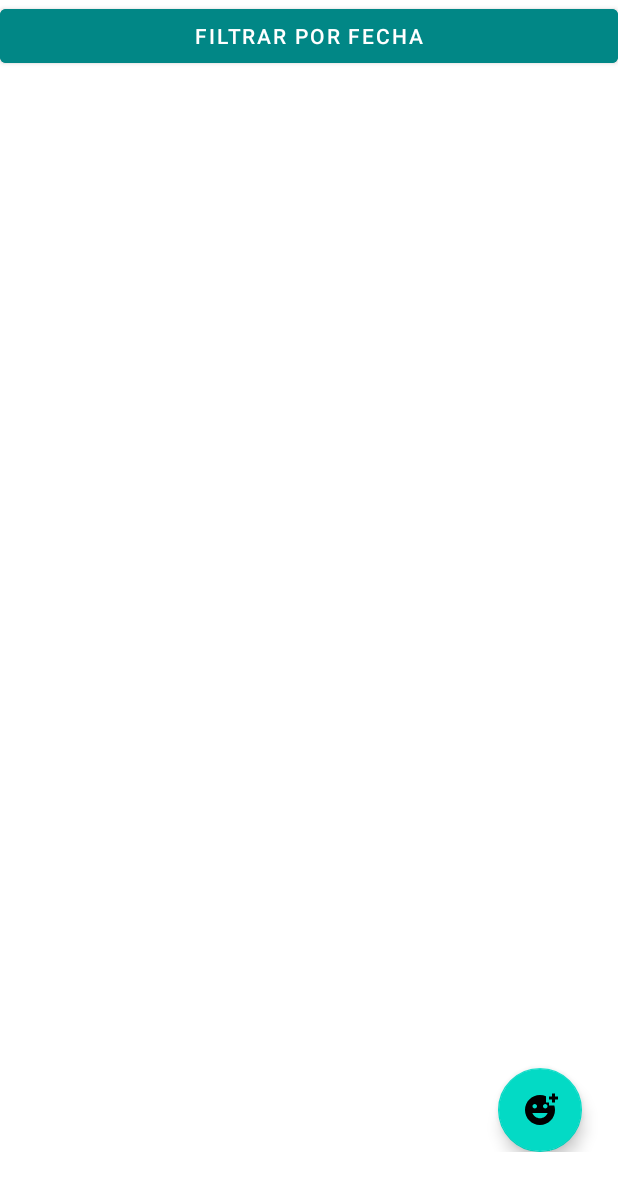
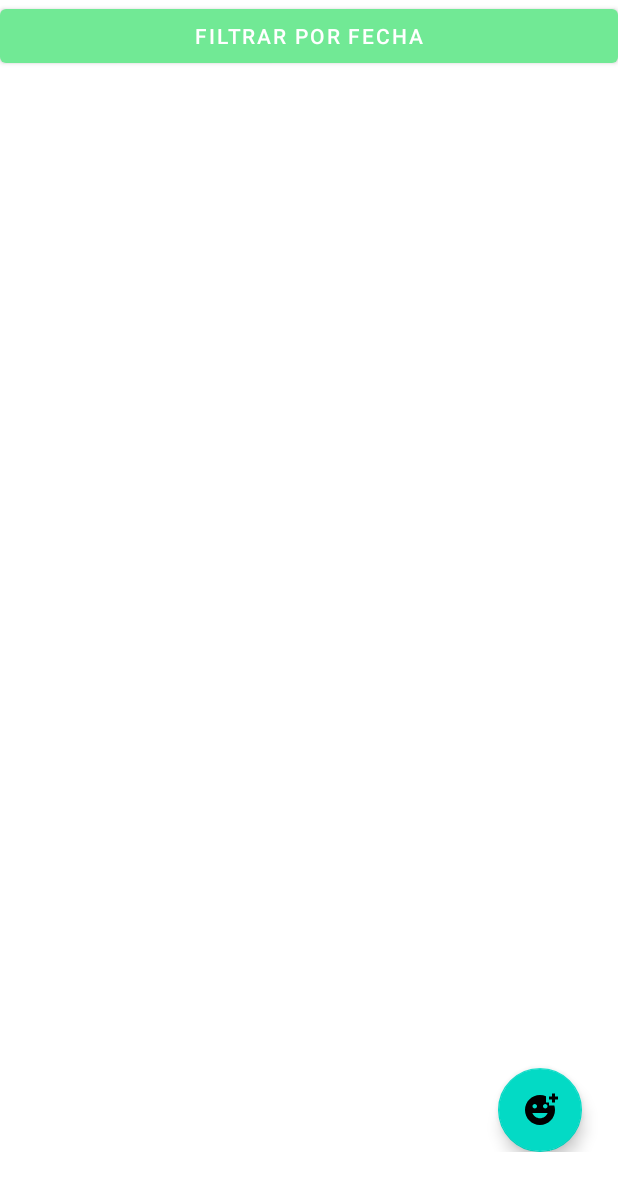
Before and after one commit to Ahjin-arch/backup-MentalLy, an Android app: the layout fragment_emotion.xml on its own in the app's theme, with its tools: preview values and no code run, on a phone screen of 412 x 824 dp. Shown: the top 1191 px of the screen. Run offline under Robolectric (Android 15) with nearby library versions, the phone set to English and light mode, and no system bars.

```diff
--- a/app/src/main/res/layout/fragment_emotion.xml
+++ b/app/src/main/res/layout/fragment_emotion.xml
@@ -11,10 +11,8 @@
     <Button
         android:id="@+id/btn_filter_date"
         android:layout_width="match_parent"
-        android:layout_weight="1"
         android:layout_height="wrap_content"
         android:text="Filtrar por Fecha"
-        android:backgroundTint="@color/teal_700"
          />
 
 
--- a/app/src/main/res/values-night/themes.xml
+++ b/app/src/main/res/values-night/themes.xml
@@ -1,5 +1,4 @@
 <resources xmlns:tools="http://schemas.android.com/tools">
-    <!-- Base application theme. -->
     <style name="Theme.MyAply" parent="Theme.MaterialComponents.DayNight.NoActionBar">
         <!-- Primary brand color. -->
         <item name="colorPrimary">@color/purple_200</item>
@@ -9,9 +8,6 @@
         <item name="colorSecondary">@color/purple_500</item>
         <item name="colorSecondaryVariant">@color/purple_200</item>
         <item name="colorOnSecondary">@color/black</item>
-        <!-- Customize your theme here. -->
-
-
         <item name="colorOnSurface">@color/purple_200</item>
         <item name="android:windowBackground">@color/black</item>
         <item name="colorAccent">#D57748E7</item>
```
Also changed, not shown: app/src/main/res/values/strings.xml (+2 -10 lines).
